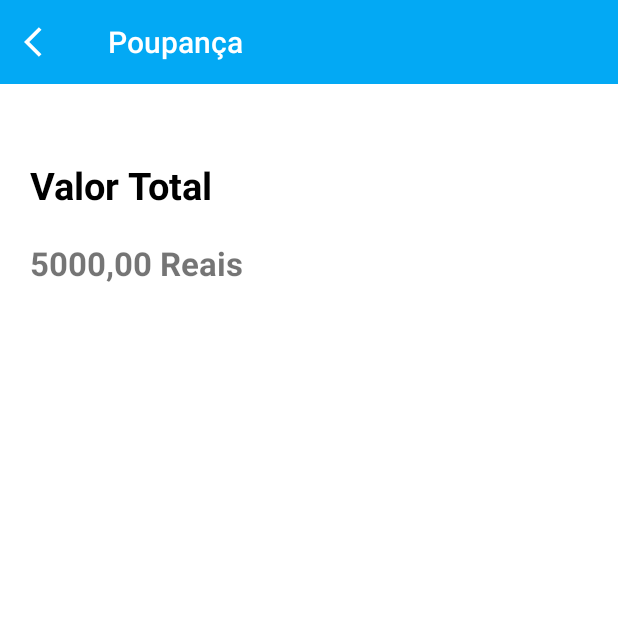
After one commit to Julian-Siqueira/Projeto-BancoMR, an Android app: the Poupanca screen opened directly, with no data from a screen before it, on a phone screen of 412 x 824 dp, the top half of it. The commit adds this screen. Run offline under Robolectric (Android 15) with nearby library versions, the phone set to English and light mode, and no system bars.

Commit message:
Criado Activity Poupança, e Toolbar personalizada.

```diff
--- a/app/src/main/AndroidManifest.xml
+++ b/app/src/main/AndroidManifest.xml
@@ -12,6 +12,9 @@
         android:supportsRtl="true"
         android:theme="@style/Theme.BancoMR"
         tools:targetApi="31">
+        <activity
+            android:name=".Poupanca"
+            android:exported="false" />
         <activity
             android:name=".Transferencia"
             android:exported="false" />
--- a/app/src/main/java/devandroid/julian/bancomr/MainActivity.java
+++ b/app/src/main/java/devandroid/julian/bancomr/MainActivity.java
@@ -55,5 +55,10 @@ public class MainActivity extends AppCompatActivity {
             finish();
         });
 
+        binding.imgPoupanca.setOnClickListener(view -> {
+            Intent navegarTelaPoupanca = new Intent(MainActivity.this, Poupanca.class);
+            startActivity(navegarTelaPoupanca);
+            finish();
+        });
     }
 }
--- /dev/null
+++ b/app/src/main/java/devandroid/julian/bancomr/Poupanca.java
@@ -0,0 +1,38 @@
+package devandroid.julian.bancomr;
+
+import android.content.Intent;
+import android.os.Bundle;
+
+import androidx.activity.EdgeToEdge;
+import androidx.appcompat.app.AppCompatActivity;
+import androidx.core.graphics.Insets;
+import androidx.core.view.ViewCompat;
+import androidx.core.view.WindowInsetsCompat;
+
+import devandroid.julian.bancomr.databinding.ActivityPoupancaBinding;
+
+public class Poupanca extends AppCompatActivity {
+
+    ActivityPoupancaBinding binding;
+    @Override
+    protected void onCreate(Bundle savedInstanceState) {
+        super.onCreate(savedInstanceState);
+        EdgeToEdge.enable(this);
+        binding = ActivityPoupancaBinding.inflate(getLayoutInflater());
+        setContentView(binding.getRoot());
+        ViewCompat.setOnApplyWindowInsetsListener(findViewById(R.id.main), (v, insets) -> {
+            Insets systemBars = insets.getInsets(WindowInsetsCompat.Type.systemBars());
+            v.setPadding(systemBars.left, systemBars.top, systemBars.right, systemBars.bottom);
+            return insets;
+        });
+
+        getSupportActionBar().hide();
+
+        binding.toolbarPoupanca.setNavigationOnClickListener(view -> {
+
+            Intent navegarTelaMain = new Intent(Poupanca.this, MainActivity.class);
+            startActivity(navegarTelaMain);
+            finish();
+        });
+    }
+}
--- /dev/null
+++ b/app/src/main/res/layout/activity_poupanca.xml
@@ -0,0 +1,39 @@
+<?xml version="1.0" encoding="utf-8"?>
+<LinearLayout xmlns:android="http://schemas.android.com/apk/res/android"
+    xmlns:app="http://schemas.android.com/apk/res-auto"
+    xmlns:tools="http://schemas.android.com/tools"
+    android:id="@+id/main"
+    android:layout_width="match_parent"
+    android:layout_height="match_parent"
+    android:orientation="vertical"
+    tools:context=".Poupanca">
+
+    <Toolbar
+        android:id="@+id/toolbar_poupanca"
+        android:layout_width="match_parent"
+        android:layout_height="wrap_content"
+        android:background="@color/blue"
+        android:title="Poupança"
+        android:titleTextColor="@color/white"
+        android:navigationIcon="@drawable/ic_back"/>
+
+    <TextView
+        android:layout_width="wrap_content"
+        android:layout_height="wrap_content"
+        android:text="Valor Total"
+        android:textSize="25sp"
+        android:textStyle="bold"
+        android:textColor="@color/black"
+        android:layout_marginTop="50dp"
+        android:layout_marginStart="20dp"/>
+
+    <TextView
+        android:layout_width="wrap_content"
+        android:layout_height="wrap_content"
+        android:text="5000,00 Reais"
+        android:textSize="22sp"
+        android:textStyle="bold"
+        android:layout_marginTop="20dp"
+        android:layout_marginStart="20dp"/>
+
+</LinearLayout>
```
